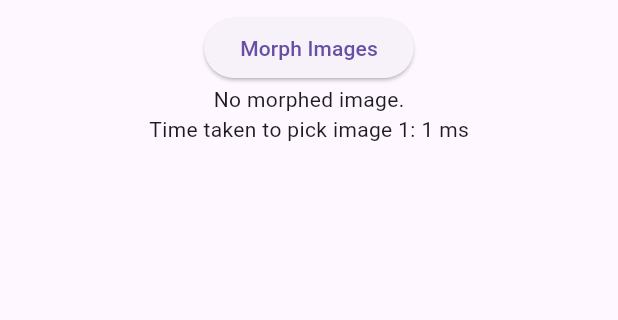
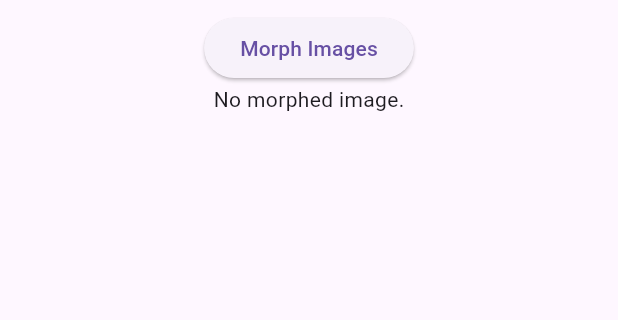
Before and after one commit to ThaiLe1220/face_swap_flutter, a Flutter app: the FaceMorphScreenDev screen opened directly, after a tap on "Pick First Image", on a phone screen of 412 x 824 dp, the part 300-620 px from its top. Run offline on Flutter 3.47's test engine with Material 3 defaults, Android fonts, the light colour scheme and no system bars; our stand-ins replace file_picker, image_picker, video_player; missing offline and left inert: dart:ffi, ffmpeg_kit_flutter_min_gpl, google_ml_kit.

Commit message:
Update face swapping function.

```diff
--- a/camera_app/lib/face_morph_screen_dev.dart
+++ b/camera_app/lib/face_morph_screen_dev.dart
@@ -32,6 +32,7 @@ class FaceMorphScreenDevState extends State<FaceMorphScreenDev> {
   Duration? _detectFaces1Time;
   Duration? _detectFaces2Time;
   Duration? _morphImageTime;
+  Duration? _delaunayTrianglesTime;
 
   // Dispose resources when the widget is removed from the widget tree
   @override
@@ -125,21 +126,24 @@ class FaceMorphScreenDevState extends State<FaceMorphScreenDev> {
                   ? const Text('No morphed image.')
                   : Image.file(File(_outputImagePath!)),
               // Display the elapsed times
-              if (_pickImage1Time != null)
-                Text(
-                    'Time taken to pick image 1: ${_pickImage1Time!.inMilliseconds} ms'),
+              // if (_pickImage1Time != null)
+              //   Text(
+              //       'Time taken to pick image 1: ${_pickImage1Time!.inMilliseconds} ms'),
               if (_detectFaces1Time != null)
                 Text(
                     'Time taken to detect faces in image 1: ${_detectFaces1Time!.inMilliseconds} ms'),
-              if (_pickImage2Time != null)
-                Text(
-                    'Time taken to pick image 2: ${_pickImage2Time!.inMilliseconds} ms'),
+              // if (_pickImage2Time != null)
+              //   Text(
+              //       'Time taken to pick image 2: ${_pickImage2Time!.inMilliseconds} ms'),
               if (_detectFaces2Time != null)
                 Text(
                     'Time taken to detect faces in image 2: ${_detectFaces2Time!.inMilliseconds} ms'),
               if (_morphImageTime != null)
                 Text(
                     'Time taken to morph images: ${_morphImageTime!.inMilliseconds} ms'),
+              if (_delaunayTrianglesTime != null)
+                Text(
+                  'Time _delaunayTrianglesTime: ${_delaunayTrianglesTime!.inMilliseconds} ms'),
             ],
           ),
         ),
@@ -173,9 +177,13 @@ class FaceMorphScreenDevState extends State<FaceMorphScreenDev> {
 
         if (_contours1.isNotEmpty && _contours2.isNotEmpty) {
           computeCorrespondences(_contours1, _contours2, (correspondences) {
-            computeDelaunay(_contours1, _imageInfo1, (delaunayTriangles) {
+            computeDelaunayWithTime(_contours1, _imageInfo1, (delaunayTriangles) {
               setState(() {
                 _delaunayTriangles = delaunayTriangles;
+              });
+            }, (elapsed) {
+              setState(() {
+                _detectFaces1Time = elapsed;
               });
             });
           });
```
Also changed, not shown: camera_app/lib/face_recognition_screen.dart (+12 -2 lines), camera_app/lib/utils/face_morph_utils.dart (+32 -0 lines), 2 other files.
